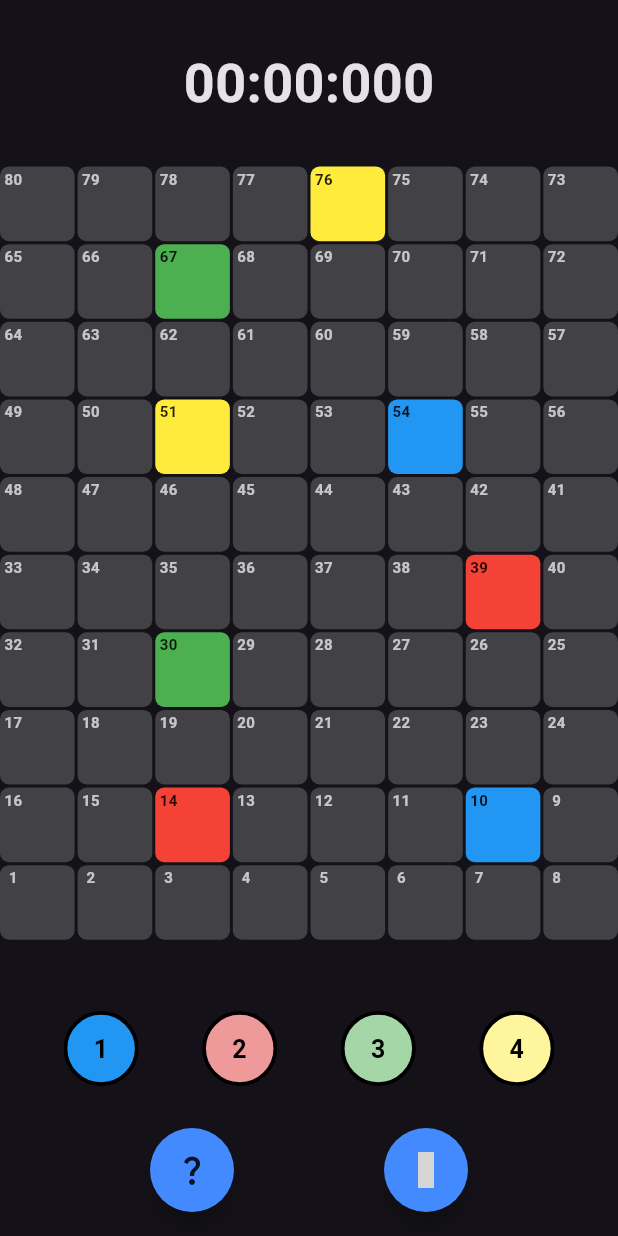
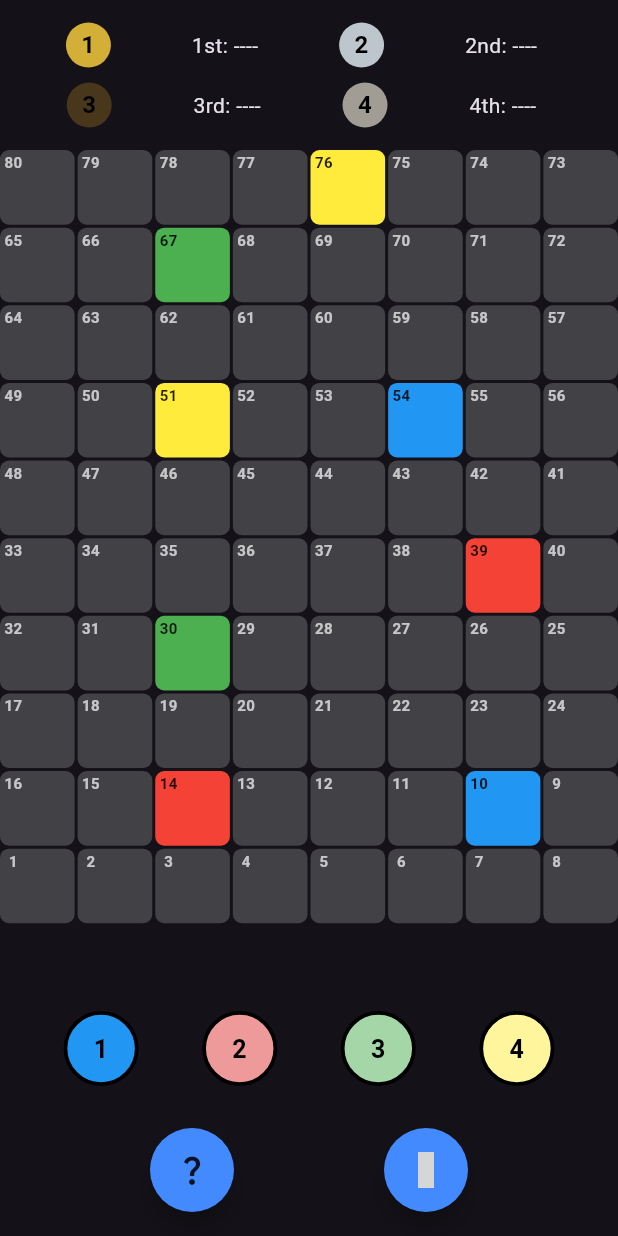
Before and after one commit to Nopalev/fp_ppb, a Flutter app: the GamePage screen opened by its route, on a phone screen of 412 x 824 dp. Run offline on Flutter 3.47's test engine with Material 3 defaults, Android fonts, the phone set to English and light mode, and no system bars; missing offline and left inert: dice_icons; grey boxes are pictures that could not be loaded.

Commit message:
added: handling finished game

```diff
--- a/lib/component/floating_action_button.dart
+++ b/lib/component/floating_action_button.dart
@@ -2,7 +2,7 @@ import 'package:flutter/material.dart';
 
 class CustomFAB extends StatelessWidget {
   final String heroTag;
-  final void Function() onPressed;
+  final void Function()? onPressed;
   final Icon icon;
   const CustomFAB({
     super.key,
--- a/lib/component/game_board.dart
+++ b/lib/component/game_board.dart
@@ -105,13 +105,13 @@ class GameBoard extends StatelessWidget {
     Map<int, List<Widget>> playerPerPosition = {};
 
     for(int i=0; i<positions.length; i++){
-      if(positions[i] != 0) {
+      if(positions[i] > 0) {
         playerPerPosition[positions[i]] = [];
       }
     }
 
     for(int i=0; i<positions.length; i++){
-      if(positions[i] != 0) {
+      if(positions[i] > 0) {
         playerPerPosition[positions[i]]!.add(playerPieces[i]);
       }
     }
--- /dev/null
+++ b/lib/component/medal.dart
@@ -0,0 +1,39 @@
+import 'package:flutter/material.dart';
+
+class Medal extends StatelessWidget {
+  final int rank;
+  Medal({
+    super.key,
+    required this.rank
+  });
+
+  final List<Color> colors = [
+    const Color(0xFFD4AF37),
+    const Color(0xFFBCC6CC),
+    const Color(0xFF49371B),
+    const Color(0xFFA19D94),
+  ];
+
+  @override
+  Widget build(BuildContext context) {
+    return Container(
+      width: 30,
+      height: 30,
+      decoration: BoxDecoration(
+        shape: BoxShape.circle,
+        color: colors[rank-1],
+      ),
+      child: Center(
+        child: Text(
+          rank.toString(),
+          style: const TextStyle(
+              fontSize: 16,
+              color: Colors.black,
+              fontWeight: FontWeight.bold
+          ),
+          textAlign: TextAlign.center,
+        ),
+      )
+    );
+  }
+}
--- a/lib/component/player_piece.dart
+++ b/lib/component/player_piece.dart
@@ -49,7 +49,6 @@ class PlayerPiece extends StatelessWidget {
           textAlign: TextAlign.center,
         ),
       ) : null,
-    )
-    ;
+    );
   }
 }
--- a/lib/pages/game.dart
+++ b/lib/pages/game.dart
@@ -1,8 +1,10 @@
 import 'dart:math';
 import 'package:dice_icons/dice_icons.dart';
 import 'package:flutter/material.dart';
+import 'package:fp_ppb/component/finished_game_dialog.dart';
 import 'package:fp_ppb/component/floating_action_button.dart';
 import 'package:fp_ppb/component/game_board.dart';
+import 'package:fp_ppb/component/medal.dart';
 import 'package:fp_ppb/component/player_piece.dart';
 import 'package:fp_ppb/component/roll_dice_dialog.dart';
 
@@ -14,6 +16,7 @@ class GamePage extends StatefulWidget {
 }
 
 class _GamePageState extends State<GamePage> {
+  bool disableDice = false;
   List<Widget> playerPieces = [
     PlayerPiece(
       number: 1,
@@ -51,11 +54,11 @@ class _GamePageState extends State<GamePage> {
   Map<int, int> snake = {};
   Map<int, int> ladder = {};
 
-  List<int> players = [
-    1,
-    2,
-    3,
-    4
+  List<String> players = [
+    'Player 1',
+    'Player 2',
+    'Player 3',
+    'Player 4'
   ];
 
   List<int> positions = [
@@ -64,6 +67,8 @@ class _GamePageState extends State<GamePage> {
     0,
     0
   ];
+
+  List<String> rank = [];
 
   int turn = 0;
 
@@ -74,7 +79,19 @@ class _GamePageState extends State<GamePage> {
     ladder = vortices;
   }
 
+  int nextTurn(int from){
+    from = (from + 1) % 4;
+    while(positions[from] == -1){
+      from = (from + 1) % 4;
+    }
+    return from;
+  }
+
   void rollDice() async {
+    setState(() {
+      disableDice = true;
+    });
+
     int dice = Random().nextInt(6);
     await showDialog(
       context: context,
@@ -91,6 +108,15 @@ class _GamePageState extends State<GamePage> {
         positions[turn] += 1;
       });
       await Future.delayed(const Duration(milliseconds: 750));
+      if(positions[turn] == 80){
+        setState(() {
+          positions[turn] = -1;
+          rank.add(players[turn]);
+        });
+      }
+      if(positions[turn] == -1){
+        break;
+      }
     }
 
     if(snake.containsKey(positions[turn])){
@@ -106,6 +132,24 @@ class _GamePageState extends State<GamePage> {
       await Future.delayed(const Duration(milliseconds: 750));
     }
 
+    if(rank.length == 3){
+      setState(() {
+        turn = nextTurn(turn);
+        rank.add(players[turn]);
+      });
+      await Future.delayed(const Duration(milliseconds: 750));
+      if(mounted){
+        showDialog(
+            context: context,
+            builder: (context){
+              return FinishedGameDialog(
+                rank: rank
+              );
+            }
+        );
+      }
+    }
+
     setState(() {
       playerPieces[turn] = PlayerPiece(
         number: turn + 1,
@@ -113,13 +157,14 @@ class _GamePageState extends State<GamePage> {
         highlighted: false,
         withNumber: true,
       );
-      turn = (turn + 1) % 4;
+      turn = nextTurn(turn);
       playerPieces[turn] = PlayerPiece(
         number: turn + 1,
         size: 50.0,
         highlighted: true,
         withNumber: true,
       );
+      disableDice = false;
     });
   }
 
@@ -132,16 +177,46 @@ class _GamePageState extends State<GamePage> {
             mainAxisAlignment: MainAxisAlignment.spaceEvenly,
             crossAxisAlignment: CrossAxisAlignment.center,
             children: [
-              Container(
-                margin: const EdgeInsets.symmetric(vertical: 30),
-                child: const Text(
-                  '00:00:000',
-                  style: TextStyle(
-                    fontSize: 36,
-                    fontWeight: FontWeight.bold
+              const SizedBox(height: 10),
+              Row(
+                mainAxisAlignment: MainAxisAlignment.spaceEvenly,
+                children: [
+                  Medal(rank: 1),
+                  Container(
+                    padding: const EdgeInsets.all(10.0),
+                    child: Text(
+                      (rank.isEmpty) ? '1st: ----' : '1st: ${rank[0]}'
+                    ),
                   ),
-                ),
+                  Medal(rank: 2),
+                  Container(
+                    padding: const EdgeInsets.all(10.0),
+                    child: Text(
+                      (rank.length < 2) ? '2nd: ----' : '2nd: ${rank[1]}'
+                    ),
+                  )
+                ],
               ),
+              Row(
+                mainAxisAlignment: MainAxisAlignment.spaceEvenly,
+                children: [
+                  Medal(rank: 3),
+                  Container(
+                    padding: const EdgeInsets.all(10.0),
+                    child: Text(
+                      (rank.length < 3) ? '3rd: ----' : '3rd: ${rank[2]}'
+                    ),
+                  ),
+                  Medal(rank: 4),
+                  Container(
+                    padding: const EdgeInsets.all(10.0),
+                    child: Text(
+                      (rank.length < 4) ? '4th: ----' : '4th: ${rank[3]}'
+                    ),
+                  )
+                ],
+              ),
+              const SizedBox(height: 10),
               Expanded(
                 child: GameBoard(
                   positions: positions,
@@ -166,6 +241,8 @@ class _GamePageState extends State<GamePage> {
             heroTag: 'howToPlay',
             onPressed: (){
               setState(() {
+                positions[1] += 1;
+                positions[2] += 1;
                 positions[3] += 1;
               });
             },
@@ -175,7 +252,7 @@ class _GamePageState extends State<GamePage> {
           ),
           CustomFAB(
             heroTag: 'dice',
-            onPressed: rollDice,
+            onPressed: disableDice ? null : rollDice,
             icon: const Icon(
               DiceIcons.dice3
             )
```
Also changed, not shown: lib/component/finished_game_dialog.dart (added, +92 -0 lines).
